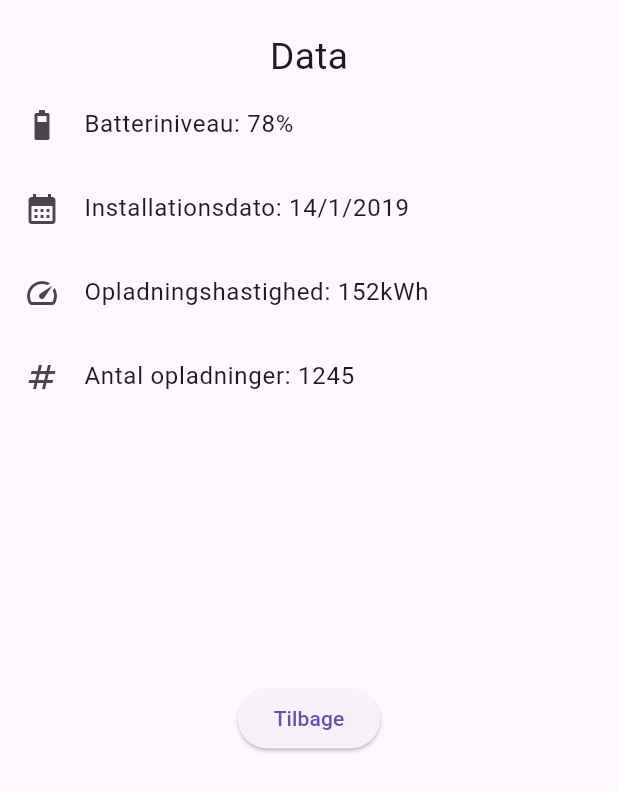
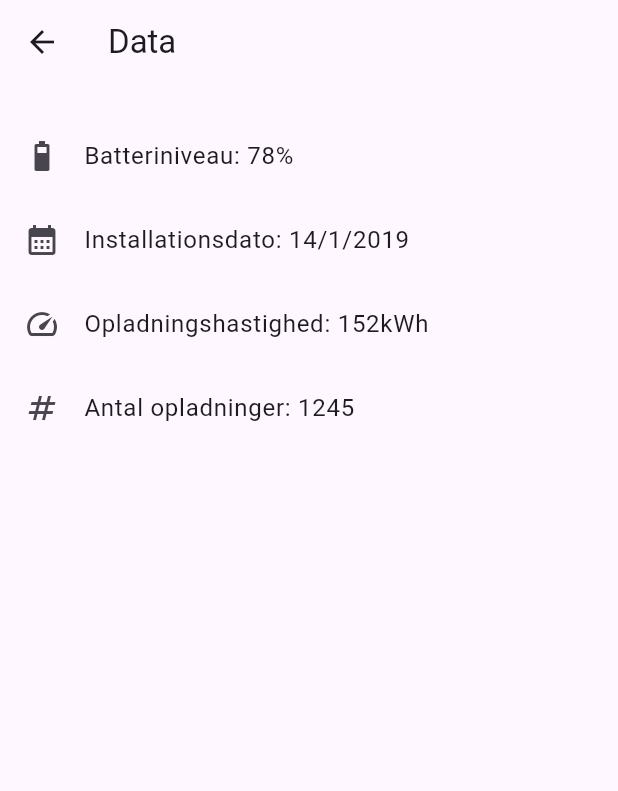
Before and after one commit to mikkwin/Bachelor, a Flutter app: the DataPage screen opened directly, on a phone screen of 412 x 824 dp. Shown: the top 791 px of the screen. Run offline on Flutter 3.47's test engine with Material 3 defaults, Android fonts, the phone set to English and light mode, and no system bars.

Commit message:
Removed back button

```diff
--- a/frontend/prototype/lib/src/Data/DataPage.dart
+++ b/frontend/prototype/lib/src/Data/DataPage.dart
@@ -13,15 +13,13 @@ class DataPage extends StatelessWidget {
     double screenWidth = MediaQuery.of(context).size.width;
 
     return Scaffold(
+      appBar: AppBar(
+        title: const Text('Data'),
+      ),
       body: Center(
           child: Column(
             children: [
               const SizedBox(height: 20),
-              Text(
-                  "Data",
-                  style: TextStyle(
-                    fontSize: screenWidth * 0.06,
-                  )),
               SizedBox(
                 height: 400,
                 child: ListView(
@@ -46,15 +44,6 @@ class DataPage extends StatelessWidget {
                   ],
                 ),
               ),
-              ElevatedButton(
-                onPressed: () {
-                  Navigator.push(
-                      context,
-                      MaterialPageRoute(builder:(context) => const UnitPageView())
-                  );
-                },
-                child: const Text('Tilbage'),
-              ),
             ],
           )
       ),
--- a/frontend/prototype/lib/src/PostMortum/PostMortem.dart
+++ b/frontend/prototype/lib/src/PostMortum/PostMortem.dart
@@ -2,7 +2,7 @@ import 'package:flutter/material.dart';
 import 'package:prototype/src/PostMortum/post_mortem_textfield.dart';
 import 'package:prototype/src/unit_search/unit_search_view.dart';
 
-class PostMortem extends StatelessWidget {
+class PostMortem extends StatelessWidget { // TODO: Lav til en stateful widget så der kan caches info om siden.
   const PostMortem({super.key});
 
   static const routeName = '/Skades_rapport';
```
Also changed, not shown: frontend/prototype/lib/src/device_settings/settings_view.dart (+0 -10 lines).
